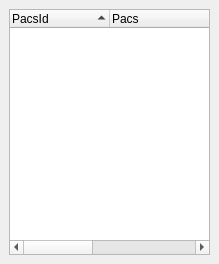
Qt form starviewer/src/inputoutput/qpacslistbase.ui (starviewer-medical/starviewer) before a commit.
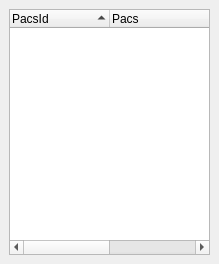
The same form after that commit.

Commit message: ENH:Es millora el codi per mostrar quin són els pacs seleccionats per defecte

```diff
--- a/starviewer/src/inputoutput/qpacslistbase.ui
+++ b/starviewer/src/inputoutput/qpacslistbase.ui
@@ -120,11 +120,6 @@
        <string>Description</string>
       </property>
      </column>
-     <column>
-      <property name="text" >
-       <string>Default</string>
-      </property>
-     </column>
     </widget>
    </item>
   </layout>
```
The commit also changes 2 other files.
